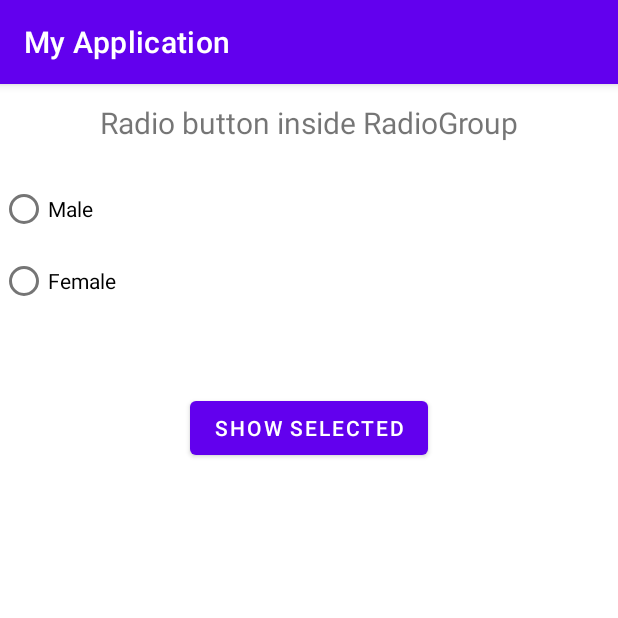
After one commit to rajesh-pujari-improve10x/Android-Widgets, an Android app: the RadioButtonActivity screen opened directly, with no data from a screen before it, on a phone screen of 412 x 824 dp, the top half of it. The commit adds this screen. Run offline under Robolectric (Android 15) with nearby library versions, the phone set to English and light mode, and no system bars.

Commit message:
Created RadioButtonActivity to implemented the Functionality

```diff
--- /dev/null
+++ b/app/src/main/java/com/improve10x/myapplication/RadioButtonActivity.java
@@ -0,0 +1,32 @@
+package com.improve10x.myapplication;
+
+import androidx.appcompat.app.AppCompatActivity;
+
+import android.os.Bundle;
+import android.widget.Toast;
+
+import com.improve10x.myapplication.databinding.ActivityRadioButtonBinding;
+
+public class RadioButtonActivity extends AppCompatActivity {
+
+    private ActivityRadioButtonBinding binding;
+
+    @Override
+    protected void onCreate(Bundle savedInstanceState) {
+        super.onCreate(savedInstanceState);
+        binding = ActivityRadioButtonBinding.inflate(getLayoutInflater());
+        setContentView(binding.getRoot());
+        handleShowSelected();
+    }
+
+    private void handleShowSelected() {
+        binding.showSelectedBtn.setOnClickListener(view -> {
+            int selectedId = binding.radioGroupRg.getCheckedRadioButtonId();
+            if (binding.maleRb.isChecked()) {
+                Toast.makeText(this, "Male", Toast.LENGTH_SHORT).show();
+            } else if (binding.femaleRb.isChecked()){
+                Toast.makeText(this, "Female", Toast.LENGTH_SHORT).show();
+            }
+        });
+    }
+}
--- /dev/null
+++ b/app/src/main/res/layout/activity_radio_button.xml
@@ -0,0 +1,50 @@
+<?xml version="1.0" encoding="utf-8"?>
+<androidx.constraintlayout.widget.ConstraintLayout xmlns:android="http://schemas.android.com/apk/res/android"
+    xmlns:app="http://schemas.android.com/apk/res-auto"
+    xmlns:tools="http://schemas.android.com/tools"
+    android:layout_width="match_parent"
+    android:layout_height="match_parent"
+    tools:context=".RadioButtonActivity">
+
+    <TextView
+        android:id="@+id/textView2"
+        android:layout_width="wrap_content"
+        android:layout_height="wrap_content"
+        android:layout_marginTop="12dp"
+        android:text="Radio button inside RadioGroup"
+        android:textSize="20sp"
+        app:layout_constraintEnd_toEndOf="parent"
+        app:layout_constraintStart_toStartOf="parent"
+        app:layout_constraintTop_toTopOf="parent" />
+
+    <RadioGroup
+        android:id="@+id/radio_group_rg"
+        android:layout_width="wrap_content"
+        android:layout_height="wrap_content"
+        android:layout_marginTop="20dp"
+        app:layout_constraintStart_toStartOf="parent"
+        app:layout_constraintTop_toBottomOf="@+id/textView2">
+
+        <RadioButton
+            android:id="@+id/male_rb"
+            android:layout_width="wrap_content"
+            android:layout_height="wrap_content"
+            android:text="Male" />
+
+        <RadioButton
+            android:id="@+id/female_rb"
+            android:layout_width="wrap_content"
+            android:layout_height="wrap_content"
+            android:text="Female" />
+    </RadioGroup>
+
+    <Button
+        android:id="@+id/show_selected_btn"
+        android:layout_width="wrap_content"
+        android:layout_height="wrap_content"
+        android:layout_marginTop="50dp"
+        android:text="Show selected"
+        app:layout_constraintEnd_toEndOf="parent"
+        app:layout_constraintStart_toStartOf="parent"
+        app:layout_constraintTop_toBottomOf="@+id/radio_group_rg" />
+</androidx.constraintlayout.widget.ConstraintLayout>
```
Also changed, not shown: app/src/main/AndroidManifest.xml (+7 -0 lines), app/src/main/java/com/improve10x/myapplication/MainActivity.java (+8 -0 lines), app/src/main/res/layout/activity_main.xml (+10 -0 lines).
